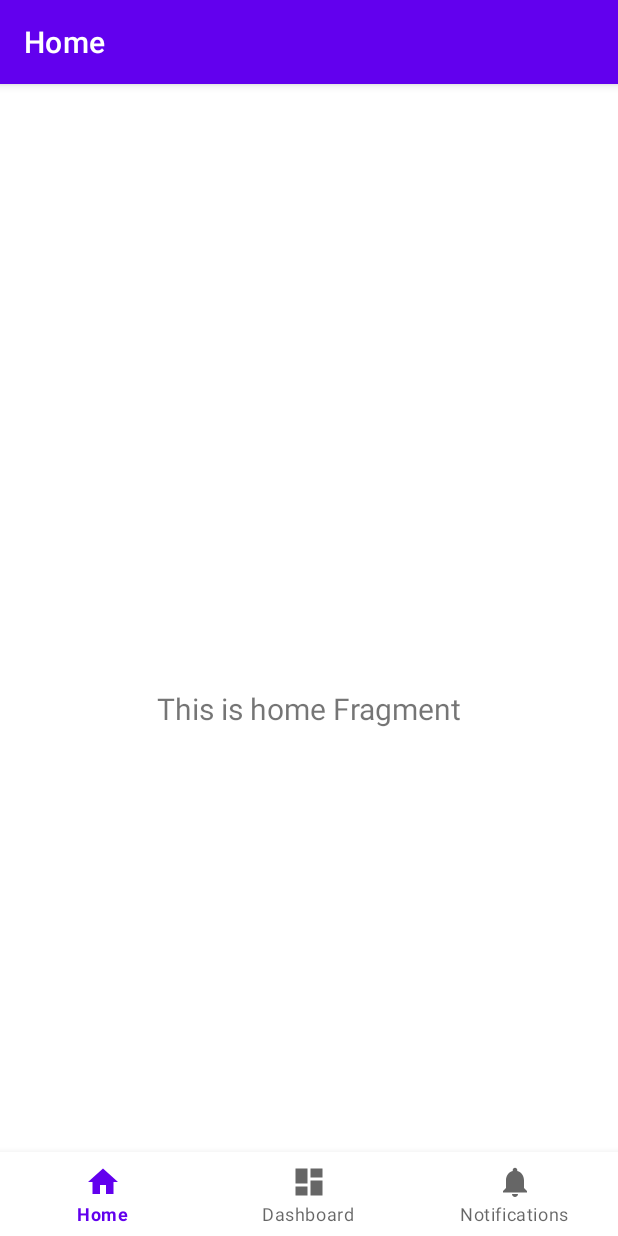
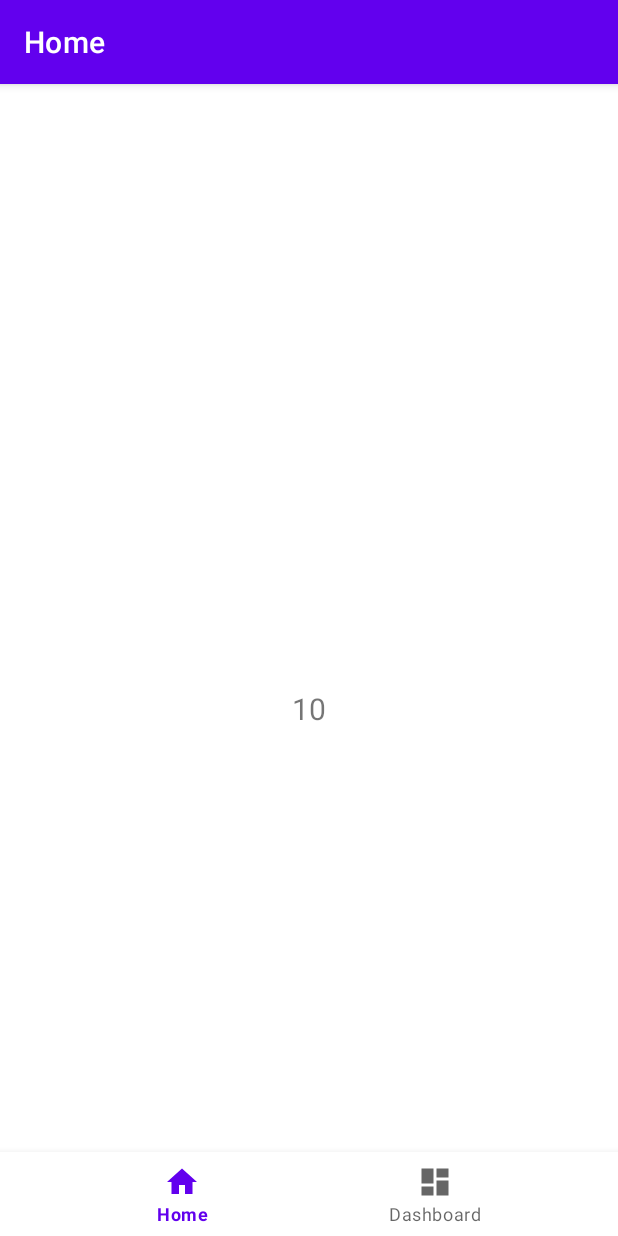
Before and after one commit to Lawytel/mobcom_assignment4, an Android app: the screen it shows after launch (MainActivity), on a phone screen of 412 x 824 dp. Run offline under Robolectric (Android 15) with nearby library versions, the phone set to English and light mode, and no system bars; our stand-ins replace navigation-ui.

Commit message:
Modify bottom navigation bar

```diff
--- a/app/src/main/java/unj/cs/hw4/MainActivity.kt
+++ b/app/src/main/java/unj/cs/hw4/MainActivity.kt
@@ -26,7 +26,7 @@ class MainActivity : AppCompatActivity() {
         // menu should be considered as top level destinations.
         val appBarConfiguration = AppBarConfiguration(
             setOf(
-                R.id.navigation_home, R.id.navigation_dashboard, R.id.navigation_notifications
+                R.id.navigation_home, R.id.navigation_dashboard
             )
         )
         setupActionBarWithNavController(navController, appBarConfiguration)
--- a/app/src/main/java/unj/cs/hw4/data/Datasource.kt
+++ b/app/src/main/java/unj/cs/hw4/data/Datasource.kt
@@ -1,4 +1,21 @@
 package unj.cs.hw4.data
 
+import unj.cs.hw4.R
+import unj.cs.hw4.model.Coffee
+
 class Datasource {
+    fun loadDataset() : List<Coffee> {
+        return listOf<Coffee>(
+            Coffee(R.string.coffee1, R.drawable.dice_1, R.string.coffee_desc1),
+            Coffee(R.string.coffee2, R.drawable.dice_1, R.string.coffee_desc2),
+            Coffee(R.string.coffee3, R.drawable.dice_1, R.string.coffee_desc3),
+            Coffee(R.string.coffee4, R.drawable.dice_1, R.string.coffee_desc4),
+            Coffee(R.string.coffee5, R.drawable.dice_1, R.string.coffee_desc5),
+            Coffee(R.string.coffee6, R.drawable.dice_1, R.string.coffee_desc6),
+            Coffee(R.string.coffee7, R.drawable.dice_1, R.string.coffee_desc7),
+            Coffee(R.string.coffee8, R.drawable.dice_1, R.string.coffee_desc8),
+            Coffee(R.string.coffee9, R.drawable.dice_1, R.string.coffee_desc9),
+            Coffee(R.string.coffee10, R.drawable.dice_1, R.string.coffee_desc10)
+        )
+    }
 }
--- a/app/src/main/java/unj/cs/hw4/model/Coffee.kt
+++ b/app/src/main/java/unj/cs/hw4/model/Coffee.kt
@@ -1,4 +1,6 @@
 package unj.cs.hw4.model
 
-class Coffee {
-}
+import androidx.annotation.DrawableRes
+import androidx.annotation.StringRes
+
+data class Coffee(@StringRes val titleResourceId : Int, @DrawableRes val imageResourceId : Int, @StringRes val descResourceId : Int)
--- a/app/src/main/java/unj/cs/hw4/ui/home/HomeFragment.kt
+++ b/app/src/main/java/unj/cs/hw4/ui/home/HomeFragment.kt
@@ -7,6 +7,7 @@ import android.view.ViewGroup
 import android.widget.TextView
 import androidx.fragment.app.Fragment
 import androidx.lifecycle.ViewModelProvider
+import unj.cs.hw4.data.Datasource
 import unj.cs.hw4.databinding.FragmentHomeBinding
 
 class HomeFragment : Fragment() {
@@ -22,16 +23,17 @@ class HomeFragment : Fragment() {
         container: ViewGroup?,
         savedInstanceState: Bundle?
     ): View {
-        val homeViewModel =
-            ViewModelProvider(this).get(HomeViewModel::class.java)
+//        val homeViewModel =
+//            ViewModelProvider(this).get(HomeViewModel::class.java)
 
         _binding = FragmentHomeBinding.inflate(inflater, container, false)
         val root: View = binding.root
 
         val textView: TextView = binding.textHome
-        homeViewModel.text.observe(viewLifecycleOwner) {
-            textView.text = it
-        }
+        textView.text = Datasource().loadDataset().size.toString()
+//        homeViewModel.text.observe(viewLifecycleOwner) {
+//
+//        }
         return root
     }
 
--- a/app/src/main/res/menu/bottom_nav_menu.xml
+++ b/app/src/main/res/menu/bottom_nav_menu.xml
@@ -11,9 +11,4 @@
         android:icon="@drawable/ic_dashboard_black_24dp"
         android:title="@string/title_dashboard" />
 
-    <item
-        android:id="@+id/navigation_notifications"
-        android:icon="@drawable/ic_notifications_black_24dp"
-        android:title="@string/title_notifications" />
-
 </menu>
--- a/app/src/main/res/navigation/mobile_navigation.xml
+++ b/app/src/main/res/navigation/mobile_navigation.xml
@@ -16,10 +16,4 @@
         android:name="unj.cs.hw4.ui.dashboard.DashboardFragment"
         android:label="@string/title_dashboard"
         tools:layout="@layout/fragment_dashboard" />
-
-    <fragment
-        android:id="@+id/navigation_notifications"
-        android:name="unj.cs.hw4.ui.notifications.NotificationsFragment"
-        android:label="@string/title_notifications"
-        tools:layout="@layout/fragment_notifications" />
 </navigation>
--- a/app/src/main/res/values/strings.xml
+++ b/app/src/main/res/values/strings.xml
@@ -3,4 +3,24 @@
     <string name="title_home">Home</string>
     <string name="title_dashboard">Dashboard</string>
     <string name="title_notifications">Notifications</string>
+    <string name="coffee1">Coffee title 1</string>
+    <string name="coffee2">Coffee title 2</string>
+    <string name="coffee3">Coffee title 3</string>
+    <string name="coffee4">Coffee title 4</string>
+    <string name="coffee5">Coffee title 5</string>
+    <string name="coffee6">Coffee title 6</string>
+    <string name="coffee7">Coffee title 7</string>
+    <string name="coffee8">Coffee title 8</string>
+    <string name="coffee9">Coffee title 9</string>
+    <string name="coffee10">Coffee title 10</string>
+    <string name="coffee_desc1">Coffee desc 1</string>
+    <string name="coffee_desc2">Coffee desc 2</string>
+    <string name="coffee_desc3">Coffee desc 3</string>
+    <string name="coffee_desc4">Coffee desc 4</string>
+    <string name="coffee_desc5">Coffee desc 5</string>
+    <string name="coffee_desc6">Coffee desc 6</string>
+    <string name="coffee_desc7">Coffee desc 7</string>
+    <string name="coffee_desc8">Coffee desc 8</string>
+    <string name="coffee_desc9">Coffee desc 9</string>
+    <string name="coffee_desc10">Coffee desc 10</string>
 </resources>
```
